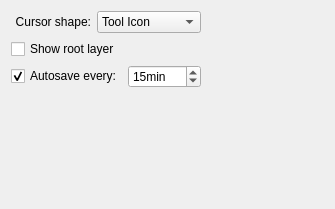
Before: the Qt Designer form krita/ui/forms/wdggeneralsettings.ui in KDE/krita, drawn with Qt 5.
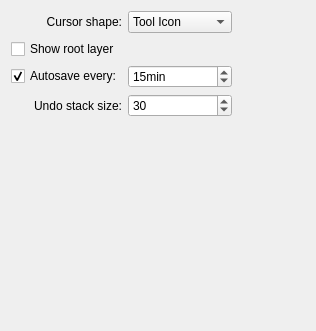
After: the same form once the commit is applied.

Commit message: allow to change the undo size in the UI

```diff
--- a/krita/ui/forms/wdggeneralsettings.ui
+++ b/krita/ui/forms/wdggeneralsettings.ui
@@ -6,21 +6,74 @@
    <rect>
     <x>0</x>
     <y>0</y>
-    <width>335</width>
-    <height>209</height>
+    <width>316</width>
+    <height>331</height>
    </rect>
   </property>
   <layout class="QGridLayout" name="gridLayout">
-   <item row="1" column="0">
+   <item row="0" column="0" colspan="2">
+    <widget class="QLabel" name="textLabel1">
+     <property name="text">
+      <string>Cursor shape:</string>
+     </property>
+     <property name="alignment">
+      <set>Qt::AlignRight|Qt::AlignTrailing|Qt::AlignVCenter</set>
+     </property>
+    </widget>
+   </item>
+   <item row="0" column="2">
+    <widget class="QComboBox" name="m_cmbCursorShape">
+     <item>
+      <property name="text">
+       <string>Tool Icon</string>
+      </property>
+     </item>
+     <item>
+      <property name="text">
+       <string>Crosshair</string>
+      </property>
+     </item>
+     <item>
+      <property name="text">
+       <string>Arrow</string>
+      </property>
+     </item>
+     <item>
+      <property name="text">
+       <string>Brush Outline</string>
+      </property>
+     </item>
+     <item>
+      <property name="text">
+       <string>No Cursor</string>
+      </property>
+     </item>
+    </widget>
+   </item>
+   <item row="0" column="3">
+    <spacer name="spacer1">
+     <property name="orientation">
+      <enum>Qt::Horizontal</enum>
+     </property>
+     <property name="sizeType">
+      <enum>QSizePolicy::Expanding</enum>
+     </property>
+     <property name="sizeHint" stdset="0">
+      <size>
+       <width>41</width>
+       <height>20</height>
+      </size>
+     </property>
+    </spacer>
+   </item>
+   <item row="1" column="0" colspan="2">
     <widget class="QCheckBox" name="chkShowRootLayer">
      <property name="text">
       <string>Show root layer</string>
      </property>
     </widget>
    </item>
-   <item row="2" column="0">
-    <layout class="QHBoxLayout" name="horizontalLayout">
-     <item>
+   <item row="2" column="0" colspan="2">
       <widget class="QCheckBox" name="m_autosaveCheckBox">
        <property name="text">
         <string>Autosave every:</string>
@@ -30,7 +83,7 @@
        </property>
       </widget>
      </item>
-     <item>
+   <item row="2" column="2">
       <widget class="QSpinBox" name="m_autosaveSpinBox">
        <property name="suffix">
         <string notr="true">min</string>
@@ -49,9 +102,33 @@
        </property>
       </widget>
      </item>
-    </layout>
+   <item row="3" column="0" colspan="2">
+    <widget class="QLabel" name="label">
+     <property name="text">
+      <string>Undo stack size:</string>
+     </property>
+     <property name="alignment">
+      <set>Qt::AlignRight|Qt::AlignTrailing|Qt::AlignVCenter</set>
+     </property>
+    </widget>
    </item>
-   <item row="3" column="0">
+   <item row="3" column="2">
+    <widget class="QSpinBox" name="m_undoStackSize">
+     <property name="minimum">
+      <number>0</number>
+     </property>
+     <property name="maximum">
+      <number>1000</number>
+     </property>
+     <property name="singleStep">
+      <number>5</number>
+     </property>
+     <property name="value">
+      <number>30</number>
+     </property>
+    </widget>
+   </item>
+   <item row="4" column="1">
     <spacer name="spacer2">
      <property name="orientation">
       <enum>Qt::Vertical</enum>
@@ -67,65 +144,6 @@
      </property>
     </spacer>
    </item>
-   <item row="0" column="0">
-    <layout class="QHBoxLayout" name="horizontalLayout_3">
-     <item>
-      <widget class="QLabel" name="textLabel1">
-       <property name="text">
-        <string>Cursor shape:</string>
-       </property>
-       <property name="alignment">
-        <set>Qt::AlignRight|Qt::AlignTrailing|Qt::AlignVCenter</set>
-       </property>
-      </widget>
-     </item>
-     <item>
-      <widget class="QComboBox" name="m_cmbCursorShape">
-       <item>
-        <property name="text">
-         <string>Tool Icon</string>
-        </property>
-       </item>
-       <item>
-        <property name="text">
-         <string>Crosshair</string>
-        </property>
-       </item>
-       <item>
-        <property name="text">
-         <string>Arrow</string>
-        </property>
-       </item>
-       <item>
-        <property name="text">
-         <string>Brush Outline</string>
-        </property>
-       </item>
-       <item>
-        <property name="text">
-         <string>No Cursor</string>
-        </property>
-       </item>
-      </widget>
-     </item>
-    </layout>
-   </item>
-   <item row="0" column="1">
-    <spacer name="spacer1">
-     <property name="orientation">
-      <enum>Qt::Horizontal</enum>
-     </property>
-     <property name="sizeType">
-      <enum>QSizePolicy::Expanding</enum>
-     </property>
-     <property name="sizeHint" stdset="0">
-      <size>
-       <width>41</width>
-       <height>20</height>
-      </size>
-     </property>
-    </spacer>
-   </item>
   </layout>
  </widget>
  <layoutdefault spacing="6" margin="11"/>
```
Lines whose indentation alone changed are shown as unchanged. The commit also changes 3 other files.
